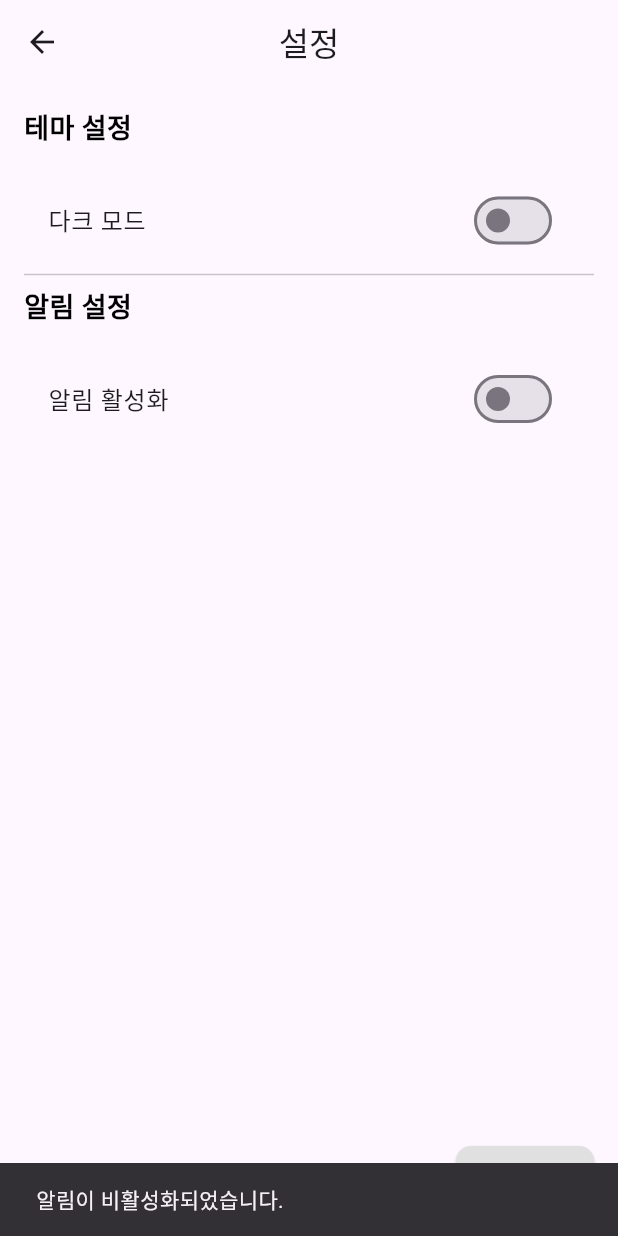
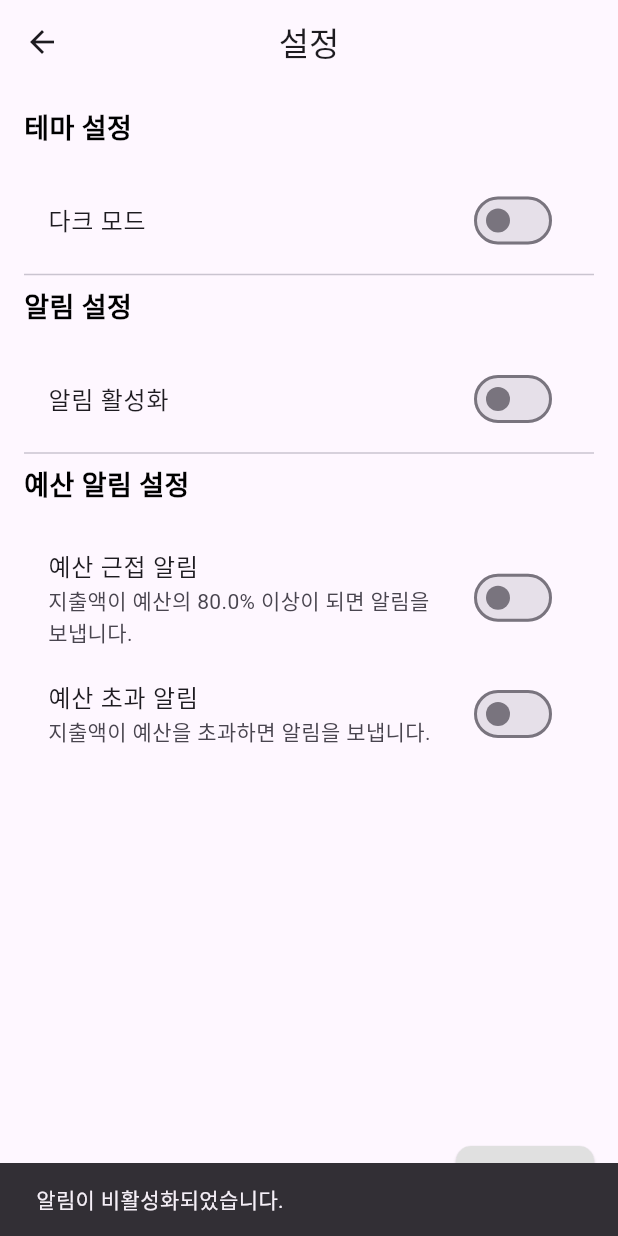
Before and after one commit to mjchoi1223/MobileProgramming, a Flutter app: the SettingsScreen screen opened directly, after a tap on "알림 활성화", on a phone screen of 412 x 824 dp. Run offline on Flutter 3.47's test engine with Material 3 defaults, Android fonts, the light colour scheme and no system bars; our stand-ins replace cloud_firestore, firebase_auth, firebase_core, fl_chart, flutter_local_notifications, google_sign_in and 3 more; accounts and stored records are empty.

Commit message:
near_budgetAlarm add

```diff
--- a/lib/screens/settings/settings_screen.dart
+++ b/lib/screens/settings/settings_screen.dart
@@ -5,6 +5,8 @@ import 'package:front/theme_provider.dart';
 import 'package:shared_preferences/shared_preferences.dart';
 import 'package:flutter_local_notifications/flutter_local_notifications.dart';
 import 'package:permission_handler/permission_handler.dart';
+import 'package:cloud_firestore/cloud_firestore.dart';
+
 
 final FlutterLocalNotificationsPlugin flutterLocalNotificationsPlugin =
     FlutterLocalNotificationsPlugin();
@@ -18,11 +20,16 @@ class _SettingsScreenState extends State<SettingsScreen> {
   final String userId = FirebaseAuth.instance.currentUser!.uid;
 
   bool _isNotificationEnabled = true; // 알림 활성화 여부
+  bool isNearBudgetAlertEnabled = false;
+  bool isOverBudgetAlertEnabled = false;
+  double nearBudgetThreshold = 80; // 기본적으로 80% 설정
+
 
   @override
   void initState() {
     super.initState();
     _loadNotificationPreference(); // 알림 설정 불러오기
+    _loadSettings();
   }
 
   /// 알림 설정 불러오기
@@ -56,6 +63,34 @@ class _SettingsScreenState extends State<SettingsScreen> {
       _showSnackbar('알림이 비활성화되었습니다.');
     }
   }
+
+  Future<void> _loadSettings() async {
+    final docSnapshot = await FirebaseFirestore.instance
+        .collection('users')
+        .doc(userId)
+        .get();
+
+    if (docSnapshot.exists) {
+      final settings = docSnapshot.data();
+      setState(() {
+        isNearBudgetAlertEnabled = settings?['near_budget_alert'] ?? false;
+        isOverBudgetAlertEnabled = settings?['over_budget_alert'] ?? true;
+        nearBudgetThreshold = settings?['near_budget_threshold']?.toDouble() ?? 80.0;
+      });
+    }
+  }
+
+  Future<void> _saveSettings() async {
+    await FirebaseFirestore.instance
+        .collection('users')
+        .doc(userId)
+        .set({
+      'near_budget_alert': isNearBudgetAlertEnabled,
+      'over_budget_alert': isOverBudgetAlertEnabled,
+      'near_budget_threshold': nearBudgetThreshold,
+    }, SetOptions(merge: true));
+  }
+
 
   Future<void> requestNotificationPermission() async {
     final status = await Permission.notification.request();
@@ -117,6 +152,50 @@ class _SettingsScreenState extends State<SettingsScreen> {
                 _saveNotificationPreference(value);
               },
             ),
+            Divider(), // 구분선 추가
+
+            // 예산 알림 설정
+            Text(
+              "예산 알림 설정",
+              style: TextStyle(fontSize: 18, fontWeight: FontWeight.bold),
+            ),
+            SizedBox(height: 20),
+            SwitchListTile(
+              title: Text("예산 근접 알림"),
+              subtitle: Text("지출액이 예산의 $nearBudgetThreshold% 이상이 되면 알림을 보냅니다."),
+              value: isNearBudgetAlertEnabled,
+              onChanged: (bool value) {
+                setState(() {
+                  isNearBudgetAlertEnabled = value;
+                });
+                _saveSettings();
+              },
+            ),
+            if (isNearBudgetAlertEnabled)
+              Slider(
+                value: nearBudgetThreshold,
+                min: 50,
+                max: 100,
+                divisions: 10,
+                label: "${nearBudgetThreshold.toInt()}%",
+                onChanged: (double value) {
+                  setState(() {
+                    nearBudgetThreshold = value;
+                  });
+                  _saveSettings();
+                },
+              ),
+            SwitchListTile(
+              title: Text("예산 초과 알림"),
+              subtitle: Text("지출액이 예산을 초과하면 알림을 보냅니다."),
+              value: isOverBudgetAlertEnabled,
+              onChanged: (bool value) {
+                setState(() {
+                  isOverBudgetAlertEnabled = value;
+                });
+                _saveSettings();
+              },
+            ),
             Spacer(),
             Align(
               alignment: Alignment.bottomRight,
```
Also changed, not shown: lib/screens/budget_management/budget_management_screen.dart (+84 -0 lines).
